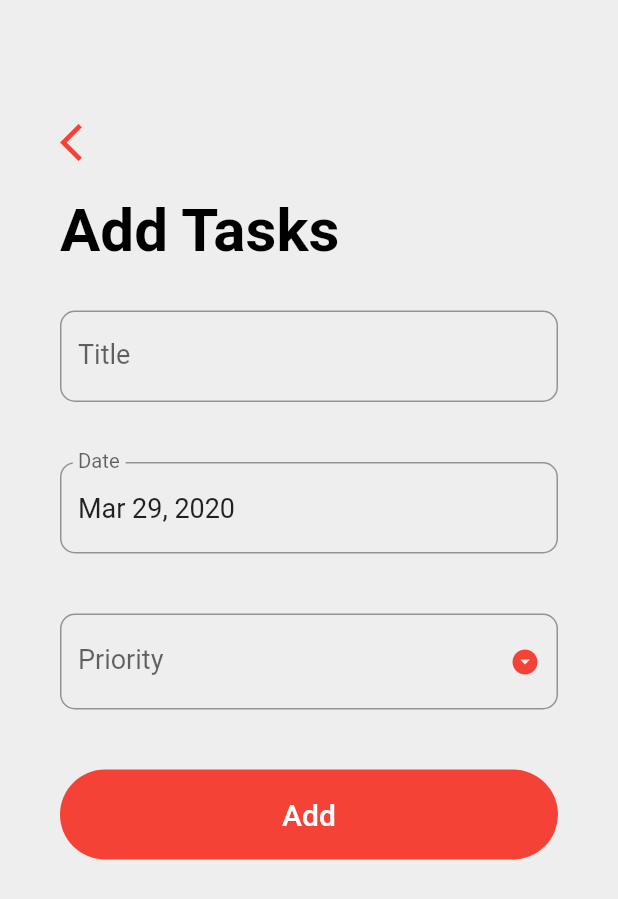
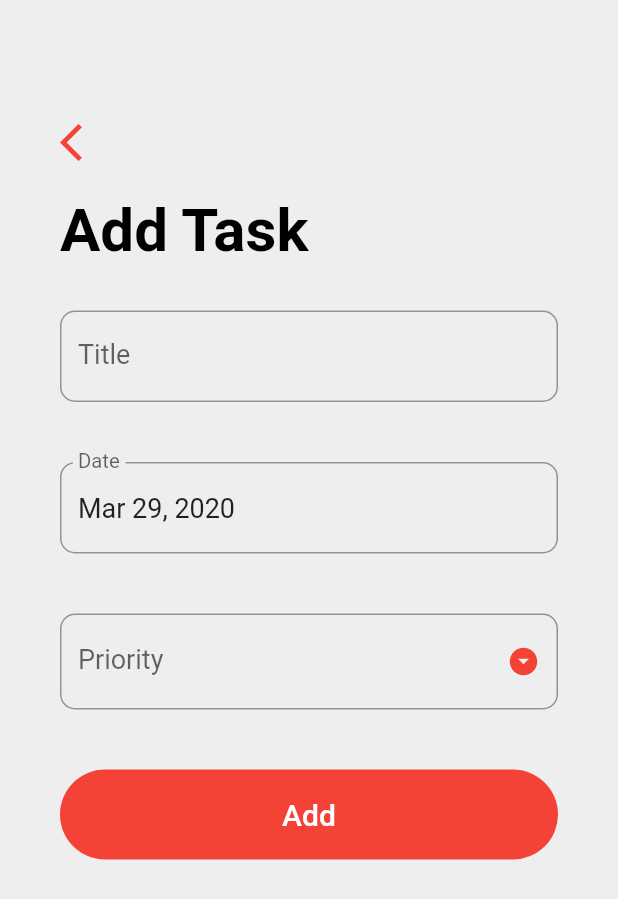
Before and after one commit to ankittale/Todo, a Flutter app: the screen it shows after launch, after a tap on the "add" icon, on a phone screen of 412 x 824 dp. Shown: the top 899 px of the screen. Run offline on Flutter 3.47's test engine with Material 2 defaults, Android fonts, the phone set to English and light mode, and no system bars; our stand-ins replace sqflite; accounts and stored records are empty.

Commit message:
Fixed Update and delete task

```diff
--- a/lib/src/add_tasks_screen.dart
+++ b/lib/src/add_tasks_screen.dart
@@ -3,47 +3,71 @@ import 'package:intl/intl.dart';
 import 'package:todo_app/helper/database_helper.dart';
 import 'package:todo_app/model/task_model.dart';
 
-class AddTasksScreen extends StatefulWidget {
+class AddTaskScreen extends StatefulWidget {
+  final Function updateTaskList;
+  final Task task;
 
-  final Task task;
-  final Function updateTaskList;
-
-  AddTasksScreen({this.updateTaskList, this.task});
+  AddTaskScreen({this.updateTaskList, this.task});
 
   @override
-  _AddTasksScreenState createState() => _AddTasksScreenState();
+  _AddTaskScreenState createState() => _AddTaskScreenState();
 }
 
-class _AddTasksScreenState extends State<AddTasksScreen> {
+class _AddTaskScreenState extends State<AddTaskScreen> {
   final _formKey = GlobalKey<FormState>();
-  String _title = "";
+  String _title = '';
   String _priority;
   DateTime _date = DateTime.now();
-
   TextEditingController _dateController = TextEditingController();
 
-  final DateFormat _dateFormat = DateFormat('MMM dd, yyyy');
+  final DateFormat _dateFormatter = DateFormat('MMM dd, yyyy');
   final List<String> _priorities = ['Low', 'Medium', 'High'];
+
+  @override
+  void initState() {
+    super.initState();
+
+    if (widget.task != null) {
+      _title = widget.task.title;
+      _date = widget.task.date;
+      _priority = widget.task.priority;
+    }
+
+    _dateController.text = _dateFormatter.format(_date);
+  }
+
+  @override
+  void dispose() {
+    _dateController.dispose();
+    super.dispose();
+  }
 
   _handleDatePicker() async {
     final DateTime date = await showDatePicker(
       context: context,
       initialDate: _date,
       firstDate: DateTime(2000),
-        lastDate: DateTime(2100));
-
+      lastDate: DateTime(2100),
+    );
     if (date != null && date != _date) {
       setState(() {
         _date = date;
       });
-      _dateController.text = _dateFormat.format(date);
+      _dateController.text = _dateFormatter.format(date);
     }
   }
 
-  Widget _submit(){
-    if(_formKey.currentState.validate()){
+  _delete() {
+    DatabaseHelper.instance.deleteTask(widget.task.id);
+    widget.updateTaskList();
+    Navigator.pop(context);
+  }
+
+  _submit() {
+    if (_formKey.currentState.validate()) {
       _formKey.currentState.save();
       print('$_title, $_date, $_priority');
+
       Task task = Task(title: _title, date: _date, priority: _priority);
       if (widget.task == null) {
         // Insert the task to our user's database
@@ -51,31 +75,13 @@ class _AddTasksScreenState extends State<AddTasksScreen> {
         DatabaseHelper.instance.insertTask(task);
       } else {
         // Update the task
+        task.id = widget.task.id;
         task.status = widget.task.status;
         DatabaseHelper.instance.updateTask(task);
       }
       widget.updateTaskList();
       Navigator.pop(context);
     }
-  }
-
-  @override
-  void initState() {
-    // TODO: implement initState
-    if(widget.task!=null){
-      _title=widget.task.title;
-      _date=widget.task.date;
-      _priority=widget.task.priority;
-    }
-    _dateController.text=_dateFormat.format(_date);
-    super.initState();
-  }
-
-  @override
-  void dispose() {
-    // TODO: implement dispose
-    _dateController.dispose();
-    super.dispose();
   }
 
   @override
@@ -97,20 +103,16 @@ class _AddTasksScreenState extends State<AddTasksScreen> {
                     color: Theme.of(context).primaryColor,
                   ),
                 ),
-                SizedBox(
-                  height: 20.0,
-                ),
+                SizedBox(height: 20.0),
                 Text(
-                  'Add Tasks',
+                  widget.task == null ? 'Add Task' : 'Update Task',
                   style: TextStyle(
                     color: Colors.black,
                     fontSize: 40.0,
                     fontWeight: FontWeight.bold,
                   ),
                 ),
-                SizedBox(
-                  height: 10.0,
-                ),
+                SizedBox(height: 10.0),
                 Form(
                   key: _formKey,
                   child: Column(
@@ -118,18 +120,16 @@ class _AddTasksScreenState extends State<AddTasksScreen> {
                       Padding(
                         padding: EdgeInsets.symmetric(vertical: 20.0),
                         child: TextFormField(
-                            style: TextStyle(
-                              fontSize: 18.0,
-                            ),
+                          style: TextStyle(fontSize: 18.0),
                           decoration: InputDecoration(
                             labelText: 'Title',
-                                labelStyle: TextStyle(
-                                  fontSize: 18.0,
+                            labelStyle: TextStyle(fontSize: 18.0),
+                            border: OutlineInputBorder(
+                              borderRadius: BorderRadius.circular(10.0),
                             ),
-                                border: OutlineInputBorder(
-                                    borderRadius: BorderRadius.circular(10.0))),
+                          ),
                           validator: (input) => input.trim().isEmpty
-                                ? 'Please enter task title'
+                              ? 'Please enter a task title'
                               : null,
                           onSaved: (input) => _title = input,
                           initialValue: _title,
@@ -139,45 +139,30 @@ class _AddTasksScreenState extends State<AddTasksScreen> {
                         padding: EdgeInsets.symmetric(vertical: 20.0),
                         child: TextFormField(
                           readOnly: true,
+                          controller: _dateController,
+                          style: TextStyle(fontSize: 18.0),
                           onTap: _handleDatePicker,
-                            controller: _dateController,
-                            style: TextStyle(
-                              fontSize: 18.0,
-                            ),
                           decoration: InputDecoration(
                             labelText: 'Date',
-                                labelStyle: TextStyle(
-                                  fontSize: 18.0,
+                            labelStyle: TextStyle(fontSize: 18.0),
+                            border: OutlineInputBorder(
+                              borderRadius: BorderRadius.circular(10.0),
                             ),
-                                border: OutlineInputBorder(
-                                    borderRadius: BorderRadius.circular(10.0))),
+                          ),
                         ),
                       ),
                       Padding(
                         padding: EdgeInsets.symmetric(vertical: 20.0),
                         child: DropdownButtonFormField(
                           isDense: true,
-                            style: TextStyle(
-                              fontSize: 18.0,
-                            ),
-                            decoration: InputDecoration(
-                                labelText: 'Priority',
-                                labelStyle: TextStyle(
-                                  fontSize: 18.0,
-                                ),
-                                border: OutlineInputBorder(
-                                    borderRadius: BorderRadius.circular(10.0))),
-                            validator: (input) => _priority == null
-                                ? 'Please select a priority level'
-                                : null,
                           icon: Icon(Icons.arrow_drop_down_circle),
+                          iconSize: 22.0,
                           iconEnabledColor: Theme.of(context).primaryColor,
-                            iconSize: 20.0,
-                            items: _priorities.map((String priorities) {
+                          items: _priorities.map((String priority) {
                             return DropdownMenuItem(
-                                value: priorities,
+                              value: priority,
                               child: Text(
-                                  priorities,
+                                priority,
                                 style: TextStyle(
                                   color: Colors.black,
                                   fontSize: 18.0,
@@ -185,6 +170,17 @@ class _AddTasksScreenState extends State<AddTasksScreen> {
                               ),
                             );
                           }).toList(),
+                          style: TextStyle(fontSize: 18.0),
+                          decoration: InputDecoration(
+                            labelText: 'Priority',
+                            labelStyle: TextStyle(fontSize: 18.0),
+                            border: OutlineInputBorder(
+                              borderRadius: BorderRadius.circular(10.0),
+                            ),
+                          ),
+                          validator: (input) => _priority == null
+                              ? 'Please select a priority level'
+                              : null,
                           onChanged: (value) {
                             setState(() {
                               _priority = value;
@@ -199,19 +195,43 @@ class _AddTasksScreenState extends State<AddTasksScreen> {
                         width: double.infinity,
                         decoration: BoxDecoration(
                           color: Theme.of(context).primaryColor,
-                              borderRadius: BorderRadius.circular(30.0)),
+                          borderRadius: BorderRadius.circular(30.0),
+                        ),
                         child: FlatButton(
-                              onPressed: _submit,
                           child: Text(
-                                'Add',
+                            widget.task == null ? 'Add' : 'Update',
                             style: TextStyle(
                               color: Colors.white,
                               fontSize: 20.0,
                             ),
-                              )),
                           ),
+                          onPressed: _submit,
+                        ),
+                      ),
+                      widget.task != null
+                          ? Container(
+                              margin: EdgeInsets.symmetric(vertical: 20.0),
+                              height: 60.0,
+                              width: double.infinity,
+                              decoration: BoxDecoration(
+                                color: Theme.of(context).primaryColor,
+                                borderRadius: BorderRadius.circular(30.0),
+                              ),
+                              child: FlatButton(
+                                child: Text(
+                                  'Delete',
+                                  style: TextStyle(
+                                    color: Colors.white,
+                                    fontSize: 20.0,
+                                  ),
+                                ),
+                                onPressed: _delete,
+                              ),
+                            )
+                          : SizedBox.shrink(),
                     ],
-                    ))
+                  ),
+                ),
               ],
             ),
           ),
--- a/lib/src/home_screen.dart
+++ b/lib/src/home_screen.dart
@@ -10,8 +10,129 @@ class HomeScreen extends StatefulWidget {
 }
 
 class _HomeScreenState extends State<HomeScreen> {
+  // Future<List<Task>> _taskList;
+  // final DateFormat _dateFormat = DateFormat('MMM dd, yyyy');
+
+  // @override
+  // void initState() {
+  //   super.initState();
+  //   _updateTaskList();
+  // }
+
+  // _updateTaskList() {
+  //   setState(() {
+  //     _taskList = DatabaseHelper.instance.getTasksList();
+  //   });
+  // }
+
+  // Widget _builldTasks(Task task) {
+  //   return Padding(
+  //     padding: const EdgeInsets.symmetric(horizontal: 25.0),
+  //     child: Column(
+  //       children: <Widget>[
+  //         ListTile(
+  //           title: Text(
+  //             task.title,
+  //             style: TextStyle(
+  //                 fontSize: 18.0,
+  //                 decoration: task.status == 0
+  //                     ? TextDecoration.none
+  //                     : TextDecoration.lineThrough),
+  //           ),
+  //           subtitle:
+  //               Text('${_dateFormat.format(task.date)} ‧ ${task.priority}'),
+  //           trailing: Checkbox(
+  //             onChanged: (value) {
+  //               task.status = value ? 1 : 0;
+  //               DatabaseHelper.instance.updateTask(task);
+  //             },
+  //             activeColor: Theme.of(context).primaryColor,
+  //             value: task.status==1?true:false,
+  //           ),
+  //           onTap: () => Navigator.push(context,
+  //               MaterialPageRoute(builder: (_) => AddTaskScreen(
+  //                 updateTaskList: _updateTaskList,
+  //                 task: task
+  //               )
+  //             )
+  //           ),
+  //         ),
+  //         Divider(),
+  //       ],
+  //     ),
+  //   );
+  // }
+
+  // @override
+  // Widget build(BuildContext context) {
+  //   // TODO: implement build
+  //   return Scaffold(
+  //     floatingActionButton: FloatingActionButton(
+  //       onPressed: () => Navigator.push(
+  //           context, MaterialPageRoute(builder: (_) => AddTaskScreen(
+  //             updateTaskList: _updateTaskList,
+  //           )
+  //         )
+  //       ),
+  //       child: Icon(Icons.add),
+  //       backgroundColor: Theme.of(context).primaryColor,
+  //     ),
+  //     body: FutureBuilder(
+  //       future: _taskList,
+  //       builder: (context, snapshot) {
+  //         if (!snapshot.hasData) {
+  //           return Center(
+  //             child: CircularProgressIndicator(),
+  //           );
+  //         }
+
+  //         int completedTaskCount = snapshot.data
+  //             .where((Task task) => task.status == 1)
+  //             .toList()
+  //             .length;
+
+  //         return ListView.builder(
+  //           padding: EdgeInsets.symmetric(vertical: 80.0),
+  //           itemCount: 1 + snapshot.data.length,
+  //           itemBuilder: (BuildContext context, int index) {
+  //             if (index == 0) {
+  //               return Padding(
+  //                 padding:
+  //                     EdgeInsets.symmetric(horizontal: 40.0, vertical: 20.0),
+  //                 child: Column(
+  //                   crossAxisAlignment: CrossAxisAlignment.start,
+  //                   children: <Widget>[
+  //                     Text(
+  //                       "My Tasks",
+  //                       style: TextStyle(
+  //                           color: Colors.black,
+  //                           fontSize: 40.0,
+  //                           fontWeight: FontWeight.bold),
+  //                     ),
+  //                     SizedBox(
+  //                       height: 10.0,
+  //                     ),
+  //                     Text(
+  //                       "$completedTaskCount of ${snapshot.data.length}",
+  //                       style: TextStyle(
+  //                         color: Colors.grey,
+  //                         fontSize: 20.0,
+  //                         fontWeight: FontWeight.w600,
+  //                       ),
+  //                     ),
+  //                   ],
+  //                 ),
+  //               );
+  //             }
+  //             return _builldTasks(snapshot.data[index - 1]);
+  //           },
+  //         );
+  //       },
+  //     ),
+  //   );
+  // }
   Future<List<Task>> _taskList;
-  final DateFormat _dateFormat = DateFormat('MMM dd, yyyy');
+  final DateFormat _dateFormatter = DateFormat('MMM dd, yyyy');
 
   @override
   void initState() {
@@ -25,9 +146,9 @@ class _HomeScreenState extends State<HomeScreen> {
     });
   }
 
-  Widget _builldTasks(Task task) {
+  Widget _buildTask(Task task) {
     return Padding(
-      padding: const EdgeInsets.symmetric(horizontal: 25.0),
+      padding: EdgeInsets.symmetric(horizontal: 25.0),
       child: Column(
         children: <Widget>[
           ListTile(
@@ -37,24 +158,35 @@ class _HomeScreenState extends State<HomeScreen> {
                 fontSize: 18.0,
                 decoration: task.status == 0
                     ? TextDecoration.none
-                      : TextDecoration.lineThrough),
+                    : TextDecoration.lineThrough,
               ),
-            subtitle:
-                Text('${_dateFormat.format(task.date)} + ${task.priority}'),
+            ),
+            subtitle: Text(
+              '${_dateFormatter.format(task.date)} • ${task.priority}',
+              style: TextStyle(
+                fontSize: 15.0,
+                decoration: task.status == 0
+                    ? TextDecoration.none
+                    : TextDecoration.lineThrough,
+              ),
+            ),
             trailing: Checkbox(
-              value: true,
               onChanged: (value) {
                 task.status = value ? 1 : 0;
                 DatabaseHelper.instance.updateTask(task);
+                _updateTaskList();
               },
               activeColor: Theme.of(context).primaryColor,
+              value: task.status == 1 ? true : false,
             ),
-            onTap: () => Navigator.push(context,
-                MaterialPageRoute(builder: (_) => AddTasksScreen(
+            onTap: () => Navigator.push(
+              context,
+              MaterialPageRoute(
+                builder: (_) => AddTaskScreen(
                   updateTaskList: _updateTaskList,
-                  task: task
-                )
-              )
+                  task: task,
+                ),
+              ),
             ),
           ),
           Divider(),
@@ -65,17 +197,18 @@ class _HomeScreenState extends State<HomeScreen> {
 
   @override
   Widget build(BuildContext context) {
-    // TODO: implement build
     return Scaffold(
       floatingActionButton: FloatingActionButton(
+        backgroundColor: Theme.of(context).primaryColor,
+        child: Icon(Icons.add),
         onPressed: () => Navigator.push(
-            context, MaterialPageRoute(builder: (_) => AddTasksScreen(
+          context,
+          MaterialPageRoute(
+            builder: (_) => AddTaskScreen(
               updateTaskList: _updateTaskList,
-            )
-          )
             ),
-        child: Icon(Icons.add),
-        backgroundColor: Theme.of(context).primaryColor,
+          ),
+        ),
       ),
       body: FutureBuilder(
         future: _taskList,
@@ -86,7 +219,7 @@ class _HomeScreenState extends State<HomeScreen> {
             );
           }
 
-          int completedTaskCount = snapshot.data
+          final int completedTaskCount = snapshot.data
               .where((Task task) => task.status == 1)
               .toList()
               .length;
@@ -103,17 +236,16 @@ class _HomeScreenState extends State<HomeScreen> {
                     crossAxisAlignment: CrossAxisAlignment.start,
                     children: <Widget>[
                       Text(
-                        "My Tasks",
+                        'My Tasks',
                         style: TextStyle(
                           color: Colors.black,
                           fontSize: 40.0,
-                            fontWeight: FontWeight.bold),
+                          fontWeight: FontWeight.bold,
                         ),
-                      SizedBox(
-                        height: 10.0,
                       ),
+                      SizedBox(height: 10.0),
                       Text(
-                        "$completedTaskCount of ${snapshot.data.length}",
+                        '$completedTaskCount of ${snapshot.data.length}',
                         style: TextStyle(
                           color: Colors.grey,
                           fontSize: 20.0,
@@ -124,7 +256,7 @@ class _HomeScreenState extends State<HomeScreen> {
                   ),
                 );
               }
-              return _builldTasks(snapshot.data[index - 1]);
+              return _buildTask(snapshot.data[index - 1]);
             },
           );
         },
```
Lines whose indentation alone changed are shown as unchanged.
